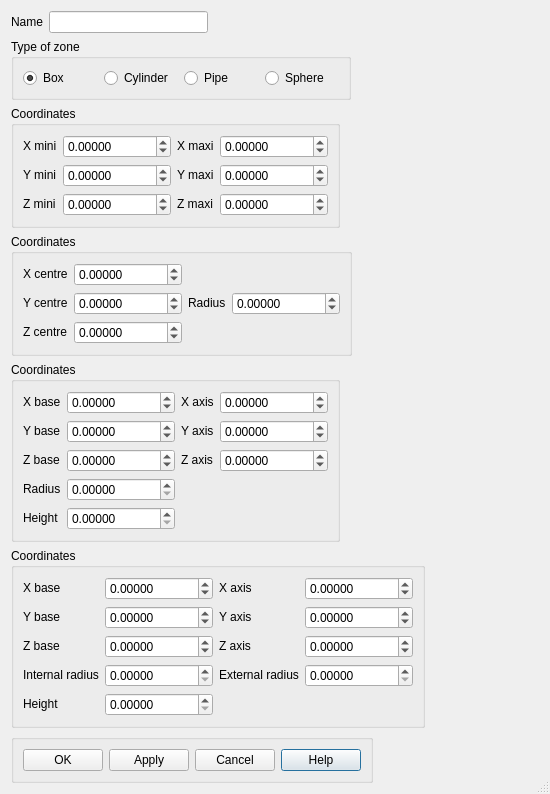
Above: src/HOMARDGUI/CreateZone.ui from jschueller/homard before the change. Below: the same form after it.
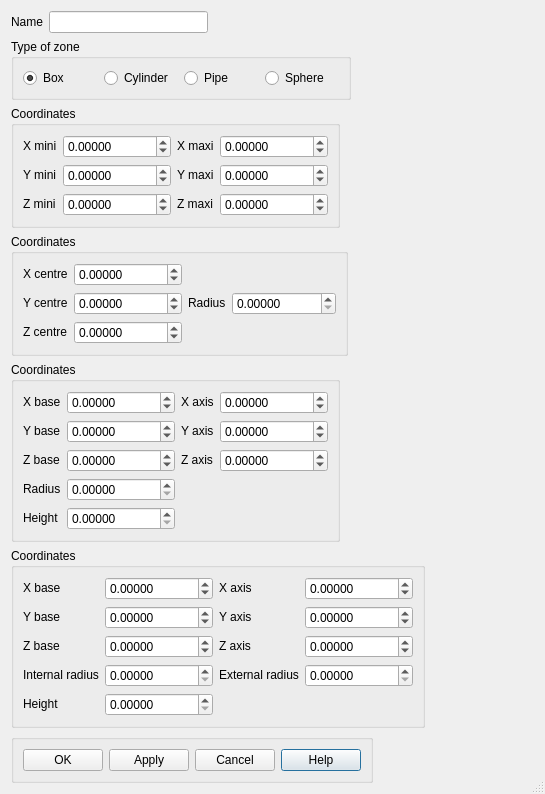
That is the form after the change. Icons and pictures are not drawn.

Diff of the .ui file:
```diff
--- a/src/HOMARDGUI/CreateZone.ui
+++ b/src/HOMARDGUI/CreateZone.ui
@@ -6,8 +6,8 @@
    <rect>
     <x>0</x>
     <y>0</y>
-    <width>550</width>
-    <height>770</height>
+    <width>545</width>
+    <height>778</height>
    </rect>
   </property>
   <property name="sizeIncrement">
@@ -466,7 +466,7 @@
          <number>5</number>
         </property>
         <property name="minimum">
-         <double>-999999999.000000000000000</double>
+         <double>0.000000000000000</double>
         </property>
         <property name="maximum">
          <double>999999999.000000000000000</double>
@@ -1119,7 +1119,7 @@
      </layout>
     </widget>
    </item>
-   <item row="6" column="3">
+   <item row="6" column="3" colspan="2">
     <spacer name="horizontalSpacer">
      <property name="orientation">
       <enum>Qt::Horizontal</enum>
```
